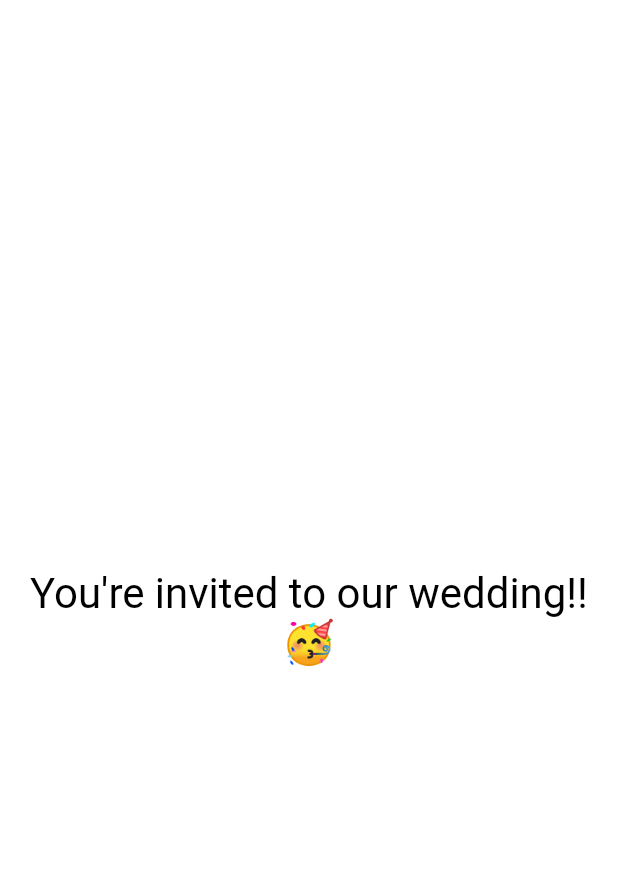
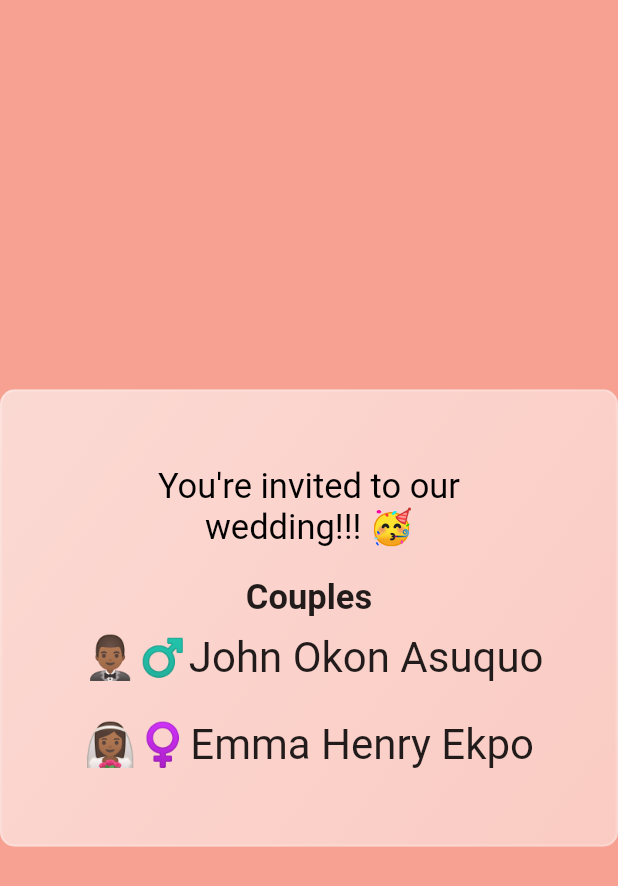
Before and after one commit to Shalomjohn/WeddingInviter, a Flutter app: the screen it shows after launch, on a phone screen of 412 x 824 dp. Shown: the top 886 px of the screen. Run offline on Flutter 3.47's test engine with Material 2 defaults, Android fonts, the phone set to English and light mode, and no system bars; our stand-ins replace confetti.

Commit message:
added Glass

```diff
--- a/lib/main.dart
+++ b/lib/main.dart
@@ -1,7 +1,8 @@
+import 'package:flutter/material.dart';
 import 'widget/all_confetti_widget.dart';
-import 'package:flutter/material.dart';
+import 'widget/glass.dart';
 
-void main() => runApp(MyApp());
+void main() => runApp(const MyApp());
 
 class MyApp extends StatelessWidget {
   final String title = 'Confetti Widget';
@@ -30,15 +31,69 @@ class MainPage extends StatefulWidget {
 class _MainPageState extends State<MainPage> {
   @override
   Widget build(BuildContext context) => Scaffold(
-        backgroundColor: Colors.white,
+        backgroundColor: const Color(0xFFf6a192),
         body: Stack(
           children: [
             AllConfettiWidget(key: UniqueKey(), child: Container()),
-            const Center(
-              child: Text(
-                "You're invited to our wedding!! 🥳",
-                style: TextStyle(fontSize: 28, color: Colors.black),
-                textAlign: TextAlign.center,
+            Center(
+              child: GlassMorphism(
+                start: 0.6,
+                end: 0.45,
+                child: Padding(
+                  padding: const EdgeInsets.all(50),
+                  child: IntrinsicHeight(
+                    child: Column(
+                      children: [
+                        const Text(
+                          "You're invited to our wedding!!! 🥳",
+                          style: TextStyle(fontSize: 23, color: Colors.black),
+                          textAlign: TextAlign.center,
+                        ),
+                        const Padding(
+                          padding: EdgeInsets.only(top: 20, bottom: 10),
+                          child: Text(
+                            'Couples',
+                            style: TextStyle(
+                                fontSize: 23, fontWeight: FontWeight.bold),
+                          ),
+                        ),
+                        SizedBox(
+                          width: 300,
+                          child: Row(
+                            mainAxisAlignment: MainAxisAlignment.spaceBetween,
+                            children: const [
+                              Text(
+                                '🤵🏾‍♂️',
+                                style: TextStyle(fontSize: 28),
+                              ),
+                              Text(
+                                'John Okon Asuquo',
+                                style: TextStyle(fontSize: 28),
+                              )
+                            ],
+                          ),
+                        ),
+                        const SizedBox(height: 25),
+                        SizedBox(
+                          width: 300,
+                          child: Row(
+                            mainAxisAlignment: MainAxisAlignment.spaceBetween,
+                            children: const [
+                              Text(
+                                '👰🏾‍♀️',
+                                style: TextStyle(fontSize: 28),
+                              ),
+                              Text(
+                                'Emma Henry Ekpo',
+                                style: TextStyle(fontSize: 28),
+                              )
+                            ],
+                          ),
+                        )
+                      ],
+                    ),
+                  ),
+                ),
               ),
             ),
           ],
--- /dev/null
+++ b/lib/widget/glass.dart
@@ -0,0 +1,41 @@
+import 'dart:ui';
+import 'package:flutter/material.dart';
+
+class GlassMorphism extends StatelessWidget {
+  final Widget child;
+  final double start;
+  final double end;
+  const GlassMorphism({
+    Key? key,
+    required this.child,
+    required this.start,
+    required this.end,
+  }) : super(key: key);
+
+  @override
+  Widget build(BuildContext context) {
+    return ClipRRect(
+      child: BackdropFilter(
+        filter: ImageFilter.blur(sigmaX: 3, sigmaY: 3),
+        child: Container(
+          decoration: BoxDecoration(
+            gradient: LinearGradient(
+              colors: [
+                Colors.white.withOpacity(start),
+                Colors.white.withOpacity(end),
+              ],
+              begin: AlignmentDirectional.topStart,
+              end: AlignmentDirectional.bottomEnd,
+            ),
+            borderRadius: const BorderRadius.all(Radius.circular(10)),
+            border: Border.all(
+              width: 1.5,
+              color: Colors.white.withOpacity(0.2),
+            ),
+          ),
+          child: child,
+        ),
+      ),
+    );
+  }
+}
```
